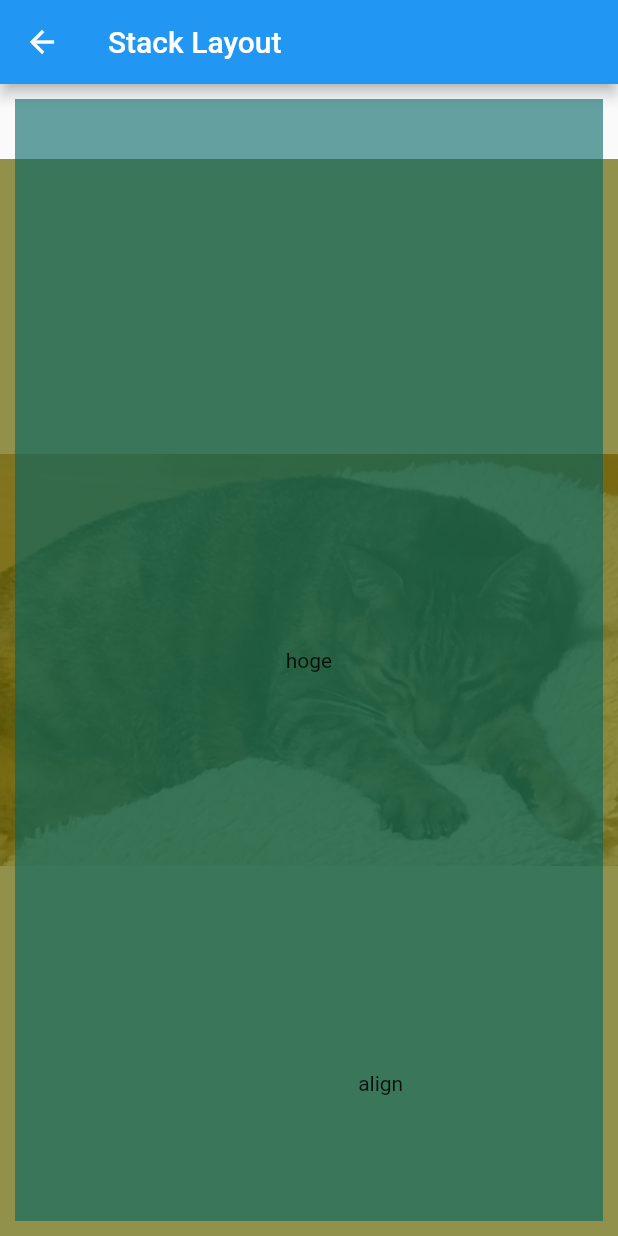
After one commit to NewFieldForMe/FlutterExams, a Flutter app: the StackLayoutPage screen opened directly, on a phone screen of 412 x 824 dp. The commit adds this screen. Run offline on Flutter 3.47's test engine with Material 2 defaults, Android fonts, the phone set to English and light mode, and no system bars; missing offline and left inert: map_view; statements that could not run were skipped.

Commit message:
add stack layout page

```diff
--- a/lib/enums.dart
+++ b/lib/enums.dart
@@ -5,5 +5,6 @@ enum ExampleEnum {
   collectionViewLayout,
   map,
   topTab,
-  bottomTab
+  bottomTab,
+  stack
 }
--- a/lib/presenter/ExampleListPagePresenter.dart
+++ b/lib/presenter/ExampleListPagePresenter.dart
@@ -12,8 +12,9 @@ class ExampleListPagePresenter {
           title: 'Collection View Layout',
           exampleType: ExampleEnum.collectionViewLayout),
       Example(title: 'Map', exampleType: ExampleEnum.map),
+      Example(title: 'Bottom Tab', exampleType: ExampleEnum.bottomTab),
+      Example(title: 'Stack', exampleType: ExampleEnum.stack),
       Example(title: 'Top Tab', exampleType: ExampleEnum.topTab),
-      Example(title: 'Bottom Tab', exampleType: ExampleEnum.bottomTab)
     ];
   }
 }
--- a/lib/view/ExampleListPage.dart
+++ b/lib/view/ExampleListPage.dart
@@ -5,6 +5,7 @@ import 'package:flutter_exams/view/ScrollViewPage.dart';
 import 'package:flutter_exams/view/MethodChannelPage.dart';
 import 'package:flutter_exams/view/MapViewPage.dart';
 import 'package:flutter_exams/view/ToptabPage.dart';
+import 'package:flutter_exams/view/StackLayoutPage.dart';
 import 'package:flutter_exams/presenter/ExampleListPagePresenter.dart';
 
 class ExampleListPage extends StatefulWidget {
@@ -65,6 +66,8 @@ class _ExampleListPageState extends State<ExampleListPage> {
             case ExampleEnum.topTab:
               return TopTabPage();
               break;
+            case ExampleEnum.stack:
+              return StackLayoutPage();
             default:
               return CardLayoutPage();
           }
--- /dev/null
+++ b/lib/view/StackLayoutPage.dart
@@ -0,0 +1,58 @@
+import 'package:flutter/material.dart';
+
+class StackLayoutPage extends StatefulWidget {
+  @override
+  _StackLayoutPageState createState() => new _StackLayoutPageState();
+}
+
+class _StackLayoutPageState extends State<StackLayoutPage> {
+  @override
+  Widget build(BuildContext context) {
+    return Scaffold(
+        appBar: AppBar(
+          title: Text("Stack Layout"),
+        ),
+        body: _stack()
+    );
+  }
+
+  Widget _stack() {
+    return Stack(
+      children: <Widget>[
+        new Container(
+          decoration: BoxDecoration(
+            image: new DecorationImage(
+              fit: BoxFit.fitWidth,
+              alignment: FractionalOffset.center,
+              image: new ExactAssetImage(
+                'assets/neko1_600x400.jpg',
+              )
+            )
+          ),
+        ),
+        Positioned.fill(
+          top: 50.0,
+          child: Container(
+            color: Color.fromRGBO(100, 100, 0, 0.7)
+          ),
+        ),
+        Positioned(
+          top: 10.0,
+          left: 10.0,
+          right: 10.0,
+          bottom: 10.0,
+          child: Container(
+            color: Color.fromRGBO(0, 100, 100, 0.6)
+          ),
+        ),
+        Align(
+          alignment: new Alignment(0.25, 0.75),
+          child: Text("align"),
+        ),
+        Center(
+          child: Text("hoge"),
+        ),
+      ],
+    );
+  }
+}
```
